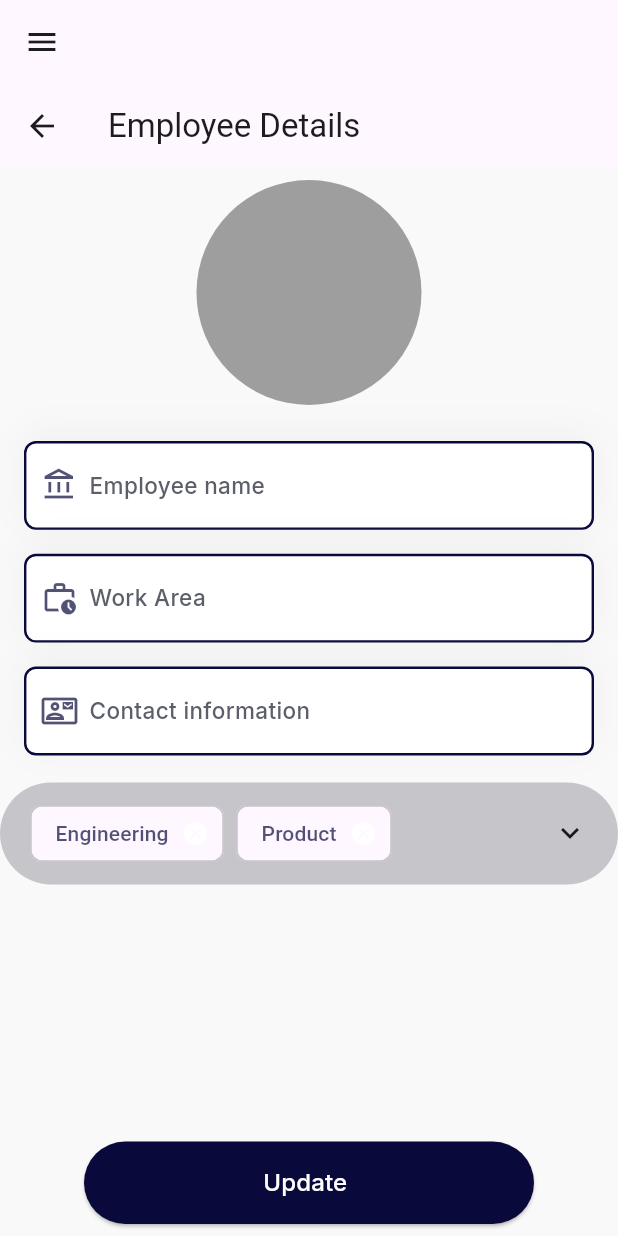
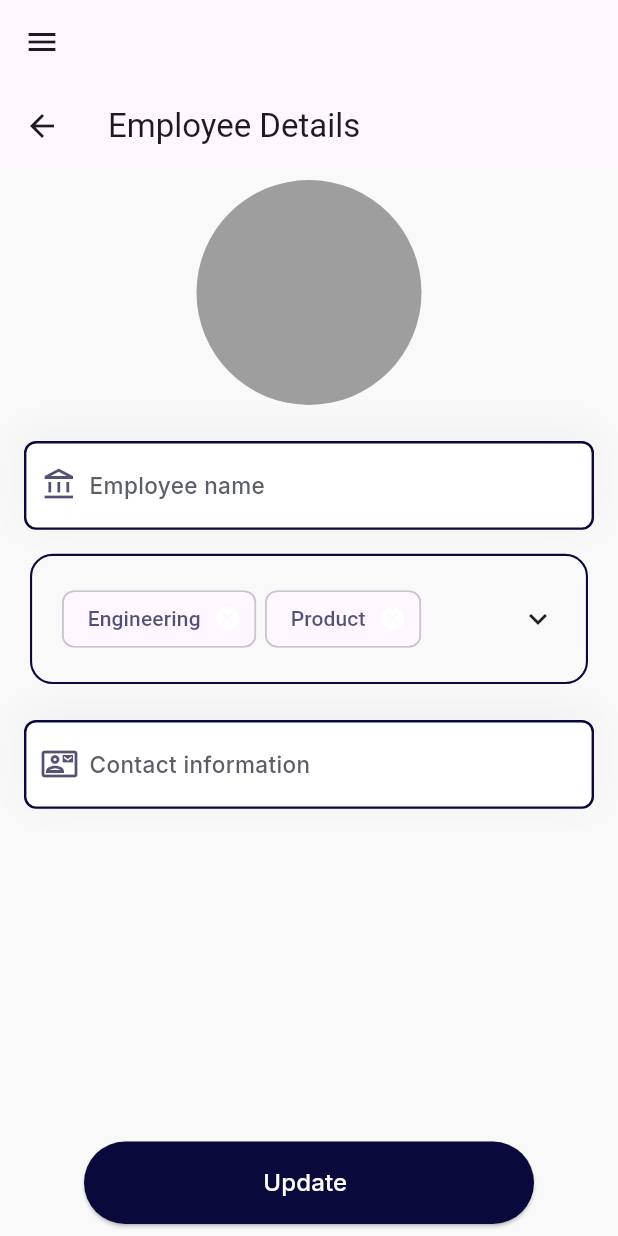
Before and after one commit to siiimaay/tracikfy, a Flutter app: the EmployeeDetailView screen opened by its route, on a phone screen of 412 x 824 dp. Run offline on Flutter 3.47's test engine with Material 3 defaults, Android fonts, the phone set to English and light mode, and no system bars; our stand-ins replace bloc, equatable, expandable, flutter_bloc, go_router, google_fonts.

Commit message:
add multiselect dropdown to employee detail view

```diff
--- a/lib/features/candidate/widgets/employee_detail_widget.dart
+++ b/lib/features/candidate/widgets/employee_detail_widget.dart
@@ -15,7 +15,7 @@ class EmployeeDetailView extends StatelessWidget {
   @override
   Widget build(BuildContext context) {
     return Scaffold(
-      resizeToAvoidBottomInset: true,
+      resizeToAvoidBottomInset: false,
       backgroundColor: context.color.settingsBackColor,
       appBar: AppBar(
         title: const Text("Employee Details"),
@@ -50,13 +50,24 @@ class EmployeeDetailView extends StatelessWidget {
                           color: const Color(0xff09093b).withOpacity(0.7),
                         ),
                       ),
-                      DetailItem(
-                          text: "Work Area",
-                          valueText: "Value",
-                          prefixIcon: Icon(
-                            Icons.work_history_outlined,
-                            color: const Color(0xff09093b).withOpacity(0.7),
-                          )),
+                      Flexible(
+                        fit: FlexFit.loose,
+                        child: MultiSelectDropdown(
+                          items: [
+                            "Engineering",
+                            "Product",
+                            "Engineering",
+                            "Product"
+                          ].toList(),
+                          hint: 'Select department',
+                          onSelectedItemsChanged: (_) {},
+                          selectedItems:
+                              const ["Engineering", "Product"].toList(),
+                          itemNameBuilder: (String item) {
+                            return item;
+                          },
+                        ),
+                      ),
                       DetailItem(
                           text: "Contact information",
                           valueText: "Value",
@@ -65,17 +76,6 @@ class EmployeeDetailView extends StatelessWidget {
                             color: const Color(0xff09093b).withOpacity(0.7),
                           )),
                     ]),
-                    Flexible(
-                      child: MultiSelectDropdown(
-                        items: ["Engineering", "Product","Engineering", "Product"].toList(),
-                        hint: 'Select department',
-                        onSelectedItemsChanged: (_) {},
-                        selectedItems: const ["Engineering","Product"].toList(),
-                        itemNameBuilder: (String item) {
-                          return item;
-                        },
-                      ),
-                    )
                   ],
                 ),
               ),
--- a/lib/features/company/presentation/widgets/company_detail_section.dart
+++ b/lib/features/company/presentation/widgets/company_detail_section.dart
@@ -5,7 +5,7 @@ import 'detail_item.dart';
 
 class CompanyDetailSection extends StatelessWidget {
   final String sectionName;
-  final List<DetailItem> settingsItems;
+  final List<Widget> settingsItems;
 
   const CompanyDetailSection({
     Key? key,
@@ -16,6 +16,7 @@ class CompanyDetailSection extends StatelessWidget {
   @override
   Widget build(BuildContext context) {
     return Column(
+      mainAxisSize: MainAxisSize.min,
       crossAxisAlignment: CrossAxisAlignment.start,
       children: [
         if (sectionName.isNotEmpty)
--- a/lib/global/multi_select_dropdown.dart
+++ b/lib/global/multi_select_dropdown.dart
@@ -33,13 +33,13 @@ class _MultiSelectDropdownState<T> extends State<MultiSelectDropdown<T>> {
 
   @override
   Widget build(BuildContext context) {
-    return Container(
-      child: Padding(
-        padding: const EdgeInsets.symmetric(vertical: 10.0),
+    return Padding(
+      padding: const EdgeInsets.symmetric(vertical: 8.0, horizontal: 20.0),
       child: Column(
         mainAxisSize: MainAxisSize.min,
         children: [
-            Expanded(
+          Flexible(
+            fit: FlexFit.loose,
             child: SingleChildScrollView(
               child: Column(
                 crossAxisAlignment: CrossAxisAlignment.center,
@@ -54,31 +54,36 @@ class _MultiSelectDropdownState<T> extends State<MultiSelectDropdown<T>> {
                     },
                     child: Container(
                       padding: const EdgeInsets.symmetric(
-                            horizontal: 20.0, vertical: 10),
-
+                          horizontal: 20.0, vertical: 18.0),
                       decoration: BoxDecoration(
-                          color: context.color.settingsItemBorderColor,
-                          borderRadius: BorderRadius.circular(50.0),
+                        color: Colors.transparent,
+                        border: Border.all(
+                            color: context.color.appThemeMainColor, width: 1.4),
+                        borderRadius: BorderRadius.circular(15.0),
                       ),
                       child: Row(
                         mainAxisAlignment: MainAxisAlignment.spaceBetween,
                         children: [
                           Expanded(
                             child: Wrap(
-                                spacing: 8.0,
+                              spacing: 6.0,
                               children: _selectedItems.isEmpty
                                   ? [
-                                        const Text(
-                                          "SelectSelectSelectSelectSelectSelect",
-                                          style: TextStyle(color: Colors.greenAccent),
+                                       Text(
+                                        "Please select the department",
+                                        style: TextStyle(
+                                            color: context.color.accountInfoColor),
                                       ),
                                     ]
                                   : _selectedItems.map((item) {
                                       return Chip(
                                         label: Text(
                                           widget.itemNameBuilder(item),
-                                            style:  TextStyle(
-                                                color: context.color.appThemeMainColor.withOpacity(0.7),),
+                                          style: TextStyle(
+                                            color: context
+                                                .color.appThemeMainColor
+                                                .withOpacity(0.7),
+                                          ),
                                         ),
                                         deleteIcon: const Icon(
                                           Icons.cancel,
@@ -91,7 +96,8 @@ class _MultiSelectDropdownState<T> extends State<MultiSelectDropdown<T>> {
                                                 _selectedItems);
                                           });
                                         },
-                                          surfaceTintColor: context.color.appThemeMainColor,
+                                        surfaceTintColor:
+                                            context.color.appThemeMainColor,
                                       );
                                     }).toList(),
                             ),
@@ -109,7 +115,7 @@ class _MultiSelectDropdownState<T> extends State<MultiSelectDropdown<T>> {
                   if (_isExpanded)
                     Container(
                       constraints:
-                            const BoxConstraints(maxWidth: 400, minWidth: 400),
+                          const BoxConstraints(maxWidth: 400, minWidth: 400, minHeight: 60, maxHeight: 120),
                       padding: const EdgeInsets.symmetric(horizontal: 20.0),
                       decoration: BoxDecoration(
                         border: Border.all(color: Colors.grey),
@@ -136,6 +142,8 @@ class _MultiSelectDropdownState<T> extends State<MultiSelectDropdown<T>> {
                                   _selectedItems.add(item);
                                 }
                                 widget.onSelectedItemsChanged(_selectedItems);
+                                _isExpanded = false;
+
                               });
                             },
                           );
@@ -148,7 +156,6 @@ class _MultiSelectDropdownState<T> extends State<MultiSelectDropdown<T>> {
           ),
         ],
       ),
-      ),
     );
   }
 }
```
Lines whose indentation alone changed are shown as unchanged.
